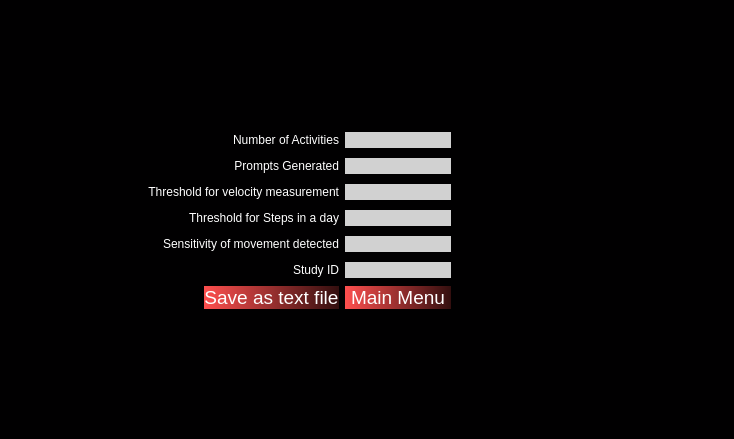
Before: the Qt Designer form PyQt/pyqt_ui/bed_config.ui in zakerl/Capstone_Project, drawn with Qt 5.
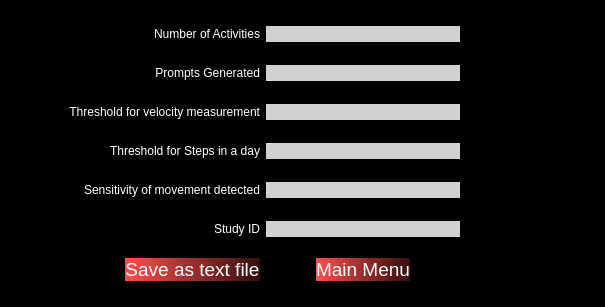
After: the same form once the commit is applied.

What changed in the file:
```diff
--- a/PyQt/pyqt_ui/bed_config.ui
+++ b/PyQt/pyqt_ui/bed_config.ui
@@ -6,8 +6,8 @@
    <rect>
     <x>0</x>
     <y>0</y>
-    <width>734</width>
-    <height>439</height>
+    <width>605</width>
+    <height>307</height>
    </rect>
   </property>
   <property name="windowTitle">
@@ -16,86 +16,34 @@
   <property name="styleSheet">
    <string notr="true">background-color: rgb(1,0,1);</string>
   </property>
-  <layout class="QGridLayout" name="gridLayout_4">
-   <item row="0" column="0">
-    <layout class="QGridLayout" name="gridLayout_3">
-     <item row="5" column="6">
-      <spacer name="horizontalSpacer_36">
+  <layout class="QGridLayout" name="gridLayout">
+   <item row="0" column="1">
+    <spacer name="horizontalSpacer_2">
        <property name="orientation">
         <enum>Qt::Horizontal</enum>
        </property>
        <property name="sizeHint" stdset="0">
         <size>
-         <width>40</width>
+       <width>67</width>
          <height>20</height>
         </size>
        </property>
       </spacer>
      </item>
-     <item row="2" column="1" colspan="3">
-      <widget class="QLabel" name="ThresholdVelocity">
+   <item row="0" column="2">
+    <widget class="QLabel" name="Activities">
        <property name="styleSheet">
         <string notr="true">color: rgb(255, 255, 255);</string>
        </property>
        <property name="text">
-        <string>Threshold for velocity measurement</string>
+      <string>Number of Activities</string>
        </property>
        <property name="alignment">
         <set>Qt::AlignRight|Qt::AlignTrailing|Qt::AlignVCenter</set>
        </property>
       </widget>
      </item>
-     <item row="1" column="7">
-      <spacer name="horizontalSpacer_20">
-       <property name="orientation">
-        <enum>Qt::Horizontal</enum>
-       </property>
-       <property name="sizeHint" stdset="0">
-        <size>
-         <width>40</width>
-         <height>20</height>
-        </size>
-       </property>
-      </spacer>
-     </item>
-     <item row="4" column="5">
-      <widget class="QLineEdit" name="MovementSensLabel">
-       <property name="styleSheet">
-        <string notr="true">background-color: rgb(209, 209, 209);
-border-radius: 11px;</string>
-       </property>
-       <property name="alignment">
-        <set>Qt::AlignCenter</set>
-       </property>
-      </widget>
-     </item>
-     <item row="4" column="6">
-      <spacer name="horizontalSpacer_34">
-       <property name="orientation">
-        <enum>Qt::Horizontal</enum>
-       </property>
-       <property name="sizeHint" stdset="0">
-        <size>
-         <width>40</width>
-         <height>20</height>
-        </size>
-       </property>
-      </spacer>
-     </item>
-     <item row="3" column="6">
-      <spacer name="horizontalSpacer_32">
-       <property name="orientation">
-        <enum>Qt::Horizontal</enum>
-       </property>
-       <property name="sizeHint" stdset="0">
-        <size>
-         <width>40</width>
-         <height>20</height>
-        </size>
-       </property>
-      </spacer>
-     </item>
-     <item row="0" column="5">
+   <item row="0" column="3" colspan="3">
       <widget class="QLineEdit" name="ActivitiesLabel">
        <property name="styleSheet">
         <string notr="true">background-color: rgb(209, 209, 209);
@@ -106,56 +54,6 @@
        </property>
       </widget>
      </item>
-     <item row="2" column="8">
-      <spacer name="horizontalSpacer_30">
-       <property name="orientation">
-        <enum>Qt::Horizontal</enum>
-       </property>
-       <property name="sizeHint" stdset="0">
-        <size>
-         <width>40</width>
-         <height>20</height>
-        </size>
-       </property>
-      </spacer>
-     </item>
-     <item row="4" column="0">
-      <spacer name="horizontalSpacer_33">
-       <property name="orientation">
-        <enum>Qt::Horizontal</enum>
-       </property>
-       <property name="sizeHint" stdset="0">
-        <size>
-         <width>40</width>
-         <height>20</height>
-        </size>
-       </property>
-      </spacer>
-     </item>
-     <item row="5" column="1" colspan="3">
-      <widget class="QLabel" name="StudyID">
-       <property name="styleSheet">
-        <string notr="true">color: rgb(255, 255, 255);</string>
-       </property>
-       <property name="text">
-        <string>Study ID</string>
-       </property>
-       <property name="alignment">
-        <set>Qt::AlignRight|Qt::AlignTrailing|Qt::AlignVCenter</set>
-       </property>
-      </widget>
-     </item>
-     <item row="5" column="5">
-      <widget class="QLineEdit" name="StudyIDLabel">
-       <property name="styleSheet">
-        <string notr="true">background-color: rgb(209, 209, 209);
-border-radius: 11px;</string>
-       </property>
-       <property name="alignment">
-        <set>Qt::AlignCenter</set>
-       </property>
-      </widget>
-     </item>
      <item row="0" column="6">
       <spacer name="horizontalSpacer_12">
        <property name="orientation">
@@ -163,13 +61,26 @@
        </property>
        <property name="sizeHint" stdset="0">
         <size>
-         <width>40</width>
+       <width>49</width>
          <height>20</height>
         </size>
        </property>
       </spacer>
      </item>
-     <item row="1" column="3">
+   <item row="1" column="1">
+    <spacer name="horizontalSpacer_13">
+     <property name="orientation">
+      <enum>Qt::Horizontal</enum>
+     </property>
+     <property name="sizeHint" stdset="0">
+      <size>
+       <width>67</width>
+       <height>20</height>
+      </size>
+     </property>
+    </spacer>
+   </item>
+   <item row="1" column="2">
       <widget class="QLabel" name="Prompts">
        <property name="styleSheet">
         <string notr="true">color: rgb(255, 255, 255);</string>
@@ -182,7 +93,94 @@
        </property>
       </widget>
      </item>
-     <item row="3" column="1" colspan="3">
+   <item row="1" column="3" colspan="3">
+    <widget class="QLineEdit" name="PromptsLabel">
+     <property name="styleSheet">
+      <string notr="true">background-color: rgb(209, 209, 209);
+border-radius: 11px;</string>
+     </property>
+     <property name="alignment">
+      <set>Qt::AlignCenter</set>
+     </property>
+    </widget>
+   </item>
+   <item row="1" column="7">
+    <spacer name="horizontalSpacer_20">
+     <property name="orientation">
+      <enum>Qt::Horizontal</enum>
+     </property>
+     <property name="sizeHint" stdset="0">
+      <size>
+       <width>48</width>
+       <height>20</height>
+      </size>
+     </property>
+    </spacer>
+   </item>
+   <item row="2" column="0">
+    <spacer name="horizontalSpacer_21">
+     <property name="orientation">
+      <enum>Qt::Horizontal</enum>
+     </property>
+     <property name="sizeHint" stdset="0">
+      <size>
+       <width>48</width>
+       <height>20</height>
+      </size>
+     </property>
+    </spacer>
+   </item>
+   <item row="2" column="1" colspan="2">
+    <widget class="QLabel" name="ThresholdVelocity">
+     <property name="styleSheet">
+      <string notr="true">color: rgb(255, 255, 255);</string>
+     </property>
+     <property name="text">
+      <string>Threshold for velocity measurement</string>
+     </property>
+     <property name="alignment">
+      <set>Qt::AlignRight|Qt::AlignTrailing|Qt::AlignVCenter</set>
+     </property>
+    </widget>
+   </item>
+   <item row="2" column="3" colspan="3">
+    <widget class="QLineEdit" name="ThreshVelLabel">
+     <property name="styleSheet">
+      <string notr="true">background-color: rgb(209, 209, 209);
+border-radius: 11px;</string>
+     </property>
+     <property name="alignment">
+      <set>Qt::AlignCenter</set>
+     </property>
+    </widget>
+   </item>
+   <item row="2" column="8">
+    <spacer name="horizontalSpacer_30">
+     <property name="orientation">
+      <enum>Qt::Horizontal</enum>
+     </property>
+     <property name="sizeHint" stdset="0">
+      <size>
+       <width>48</width>
+       <height>20</height>
+      </size>
+     </property>
+    </spacer>
+   </item>
+   <item row="3" column="0">
+    <spacer name="horizontalSpacer_31">
+     <property name="orientation">
+      <enum>Qt::Horizontal</enum>
+     </property>
+     <property name="sizeHint" stdset="0">
+      <size>
+       <width>48</width>
+       <height>20</height>
+      </size>
+     </property>
+    </spacer>
+   </item>
+   <item row="3" column="1" colspan="2">
       <widget class="QLabel" name="ThresholdSteps">
        <property name="styleSheet">
         <string notr="true">color: rgb(255, 255, 255);</string>
@@ -195,31 +193,7 @@
        </property>
       </widget>
      </item>
-     <item row="2" column="5">
-      <widget class="QLineEdit" name="ThreshVelLabel">
-       <property name="styleSheet">
-        <string notr="true">background-color: rgb(209, 209, 209);
-border-radius: 11px;</string>
-       </property>
-       <property name="alignment">
-        <set>Qt::AlignCenter</set>
-       </property>
-      </widget>
-     </item>
-     <item row="0" column="2">
-      <spacer name="horizontalSpacer_2">
-       <property name="orientation">
-        <enum>Qt::Horizontal</enum>
-       </property>
-       <property name="sizeHint" stdset="0">
-        <size>
-         <width>40</width>
-         <height>20</height>
-        </size>
-       </property>
-      </spacer>
-     </item>
-     <item row="3" column="5">
+   <item row="3" column="3" colspan="3">
       <widget class="QLineEdit" name="ThreshStepsLabel">
        <property name="styleSheet">
         <string notr="true">background-color: rgb(209, 209, 209);
@@ -230,31 +204,33 @@
        </property>
       </widget>
      </item>
-     <item row="1" column="5">
-      <widget class="QLineEdit" name="PromptsLabel">
-       <property name="styleSheet">
-        <string notr="true">background-color: rgb(209, 209, 209);
-border-radius: 11px;</string>
-       </property>
-       <property name="alignment">
-        <set>Qt::AlignCenter</set>
-       </property>
-      </widget>
-     </item>
-     <item row="1" column="2">
-      <spacer name="horizontalSpacer_13">
+   <item row="3" column="6">
+    <spacer name="horizontalSpacer_32">
+     <property name="orientation">
+      <enum>Qt::Horizontal</enum>
+     </property>
+     <property name="sizeHint" stdset="0">
+      <size>
+       <width>49</width>
+       <height>20</height>
+      </size>
+     </property>
+    </spacer>
+   </item>
+   <item row="4" column="0">
+    <spacer name="horizontalSpacer_33">
        <property name="orientation">
         <enum>Qt::Horizontal</enum>
        </property>
        <property name="sizeHint" stdset="0">
         <size>
-         <width>40</width>
+       <width>48</width>
          <height>20</height>
         </size>
        </property>
       </spacer>
      </item>
-     <item row="4" column="1" colspan="3">
+   <item row="4" column="1" colspan="2">
       <widget class="QLabel" name="MovementSens">
        <property name="styleSheet">
         <string notr="true">color: rgb(255, 255, 255);</string>
@@ -267,27 +243,25 @@
        </property>
       </widget>
      </item>
-     <item row="3" column="0">
-      <spacer name="horizontalSpacer_31">
-       <property name="orientation">
-        <enum>Qt::Horizontal</enum>
-       </property>
-       <property name="sizeHint" stdset="0">
-        <size>
-         <width>40</width>
-         <height>20</height>
-        </size>
-       </property>
-      </spacer>
-     </item>
-     <item row="2" column="0">
-      <spacer name="horizontalSpacer_21">
+   <item row="4" column="3" colspan="3">
+    <widget class="QLineEdit" name="MovementSensLabel">
+     <property name="styleSheet">
+      <string notr="true">background-color: rgb(209, 209, 209);
+border-radius: 11px;</string>
+     </property>
+     <property name="alignment">
+      <set>Qt::AlignCenter</set>
+     </property>
+    </widget>
+   </item>
+   <item row="4" column="6">
+    <spacer name="horizontalSpacer_34">
        <property name="orientation">
         <enum>Qt::Horizontal</enum>
        </property>
        <property name="sizeHint" stdset="0">
         <size>
-         <width>40</width>
+       <width>49</width>
          <height>20</height>
         </size>
        </property>
@@ -300,26 +274,50 @@
        </property>
        <property name="sizeHint" stdset="0">
         <size>
-         <width>40</width>
+       <width>48</width>
          <height>20</height>
         </size>
        </property>
       </spacer>
      </item>
-     <item row="0" column="3">
-      <widget class="QLabel" name="Activities">
+   <item row="5" column="3" colspan="3">
+    <widget class="QLineEdit" name="StudyIDLabel">
        <property name="styleSheet">
-        <string notr="true">color: rgb(255, 255, 255);</string>
-       </property>
-       <property name="text">
-        <string>Number of Activities</string>
+      <string notr="true">background-color: rgb(209, 209, 209);
+border-radius: 11px;</string>
        </property>
        <property name="alignment">
-        <set>Qt::AlignRight|Qt::AlignTrailing|Qt::AlignVCenter</set>
+      <set>Qt::AlignCenter</set>
        </property>
       </widget>
      </item>
-     <item row="6" column="3">
+   <item row="5" column="6">
+    <spacer name="horizontalSpacer_36">
+     <property name="orientation">
+      <enum>Qt::Horizontal</enum>
+     </property>
+     <property name="sizeHint" stdset="0">
+      <size>
+       <width>49</width>
+       <height>20</height>
+      </size>
+     </property>
+    </spacer>
+   </item>
+   <item row="6" column="1">
+    <spacer name="horizontalSpacer_37">
+     <property name="orientation">
+      <enum>Qt::Horizontal</enum>
+     </property>
+     <property name="sizeHint" stdset="0">
+      <size>
+       <width>67</width>
+       <height>20</height>
+      </size>
+     </property>
+    </spacer>
+   </item>
+   <item row="6" column="2">
       <widget class="QPushButton" name="SaveTxt">
        <property name="styleSheet">
         <string notr="true">font-size: 14pt;background-color: qlineargradient(spread:pad, x1:0, y1:0, x2:1, y2:0, stop:0 rgba(254,79,78,255), stop:1 rgba(51,15,15,255));
@@ -333,7 +331,20 @@
        </property>
       </widget>
      </item>
-     <item row="6" column="5">
+   <item row="6" column="3">
+    <spacer name="horizontalSpacer">
+     <property name="orientation">
+      <enum>Qt::Horizontal</enum>
+     </property>
+     <property name="sizeHint" stdset="0">
+      <size>
+       <width>48</width>
+       <height>20</height>
+      </size>
+     </property>
+    </spacer>
+   </item>
+   <item row="6" column="4">
       <widget class="QPushButton" name="MainMenuBtn">
        <property name="styleSheet">
         <string notr="true">font-size: 14pt;background-color: qlineargradient(spread:pad, x1:0, y1:0, x2:1, y2:0, stop:0 rgba(254,79,78,255), stop:1 rgba(51,15,15,255));
@@ -347,6 +358,19 @@
        </property>
       </widget>
      </item>
+   <item row="6" column="5">
+    <spacer name="horizontalSpacer_3">
+     <property name="orientation">
+      <enum>Qt::Horizontal</enum>
+     </property>
+     <property name="sizeHint" stdset="0">
+      <size>
+       <width>48</width>
+       <height>20</height>
+      </size>
+     </property>
+    </spacer>
+   </item>
      <item row="6" column="6">
       <spacer name="horizontalSpacer_38">
        <property name="orientation">
@@ -354,26 +378,24 @@
        </property>
        <property name="sizeHint" stdset="0">
         <size>
-         <width>40</width>
+       <width>49</width>
          <height>20</height>
         </size>
        </property>
       </spacer>
      </item>
-     <item row="6" column="2">
-      <spacer name="horizontalSpacer_37">
-       <property name="orientation">
-        <enum>Qt::Horizontal</enum>
-       </property>
-       <property name="sizeHint" stdset="0">
-        <size>
-         <width>40</width>
-         <height>20</height>
-        </size>
-       </property>
-      </spacer>
-     </item>
-    </layout>
+   <item row="5" column="2">
+    <widget class="QLabel" name="StudyID">
+     <property name="styleSheet">
+      <string notr="true">color: rgb(255, 255, 255);</string>
+     </property>
+     <property name="text">
+      <string>Study ID</string>
+     </property>
+     <property name="alignment">
+      <set>Qt::AlignRight|Qt::AlignTrailing|Qt::AlignVCenter</set>
+     </property>
+    </widget>
    </item>
   </layout>
  </widget>
```
Lines whose indentation alone changed are shown as unchanged.
